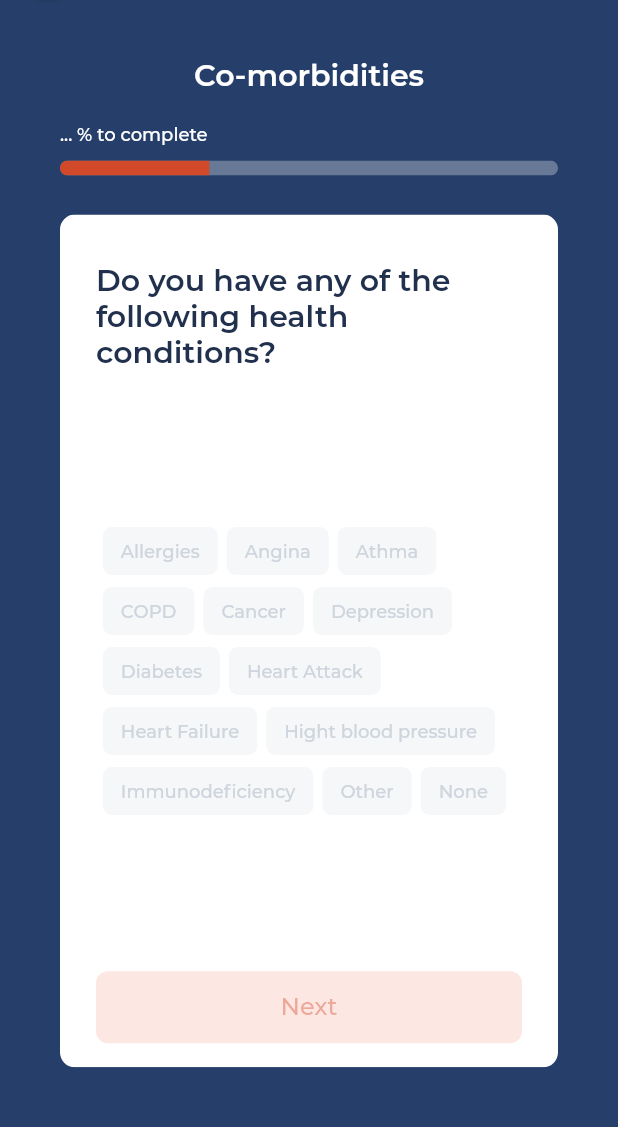
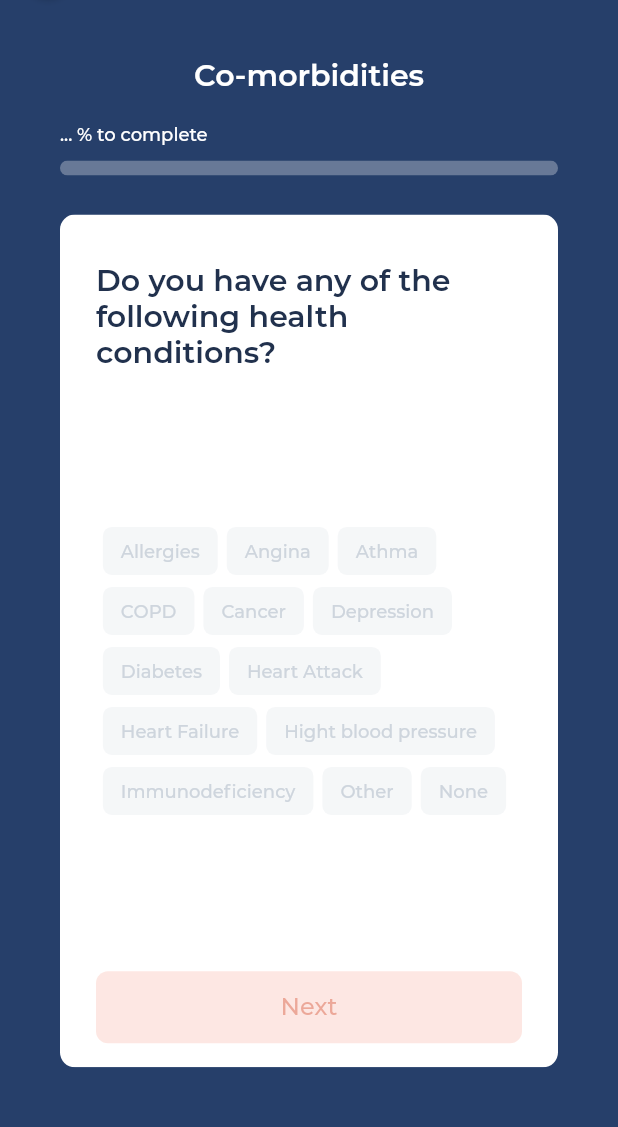
Before and after one commit to Sense2safeguard/iCovid, a Flutter app: the QuizScreen screen opened by its route, on a phone screen of 412 x 824 dp, the part 78-1205 px from its top. Run offline on Flutter 3.47's test engine with Material 2 defaults, Android fonts, the phone set to English and light mode, and no system bars; project files that could hold a hidden picture were left out.

Commit message:
done (#15)
Co-authored-by: Mauro Di Bert <maudb@pop-os.localdomain>

```diff
--- /dev/null
+++ b/lib/core/helpers/check_progress_helper.dart
@@ -0,0 +1,18 @@
+import 'package:iCovid/ui/screens/quiz_screen/quiz_viewmodel.dart';
+
+double checkProgress(QuizViewmodel model) {
+  List<String> questionsIds = [];
+
+  model.questions.questionsMap.forEach((key, value) {
+    questionsIds.add(key);
+  });
+
+  int actualIndex = questionsIds.indexOf(model.currentQuestion.id);
+
+  var a = questionsIds.length;
+  var b = 1;
+  var c = actualIndex;
+  double d = (c * b) / a;
+
+  return d;
+}
--- a/lib/core/services/db_service_mocked.dart
+++ b/lib/core/services/db_service_mocked.dart
@@ -279,7 +279,7 @@ class DBServiceMocked implements DBService {
         "id": "21",
         "text": "How many times last week?",
         "hasOther": "false",
-        "category": "Demographics",
+        "category": "Social Distancing",
         "widgetType": "DialSelection",
         "options": {
           "1": {"id": "1", "text": "Times", "next": "22"},
@@ -301,7 +301,7 @@ class DBServiceMocked implements DBService {
         "id": "23",
         "text": "How many times last week?",
         "hasOther": "false",
-        "category": "Demographics",
+        "category": "Social Distancing",
         "widgetType": "DialSelection",
         "options": {
           "1": {"id": "1", "text": "Times", "next": "24"},
@@ -323,7 +323,7 @@ class DBServiceMocked implements DBService {
         "id": "25",
         "text": "How many times last week?",
         "hasOther": "false",
-        "category": "Demographics",
+        "category": "Social Distancing",
         "widgetType": "DialSelection",
         "options": {
           "1": {"id": "1", "text": "Times", "next": "24"},
@@ -345,7 +345,7 @@ class DBServiceMocked implements DBService {
         "id": "27",
         "text": "How many times last week?",
         "hasOther": "false",
-        "category": "Demographics",
+        "category": "Social Distancing",
         "widgetType": "DialSelection",
         "options": {
           "1": {"id": "1", "text": "Times", "next": "28"},
@@ -367,7 +367,7 @@ class DBServiceMocked implements DBService {
         "id": "29",
         "text": "How many times last week?",
         "hasOther": "false",
-        "category": "Demographics",
+        "category": "Social Distancing",
         "widgetType": "DialSelection",
         "options": {
           "1": {"id": "1", "text": "Times", "next": "30"},
@@ -389,7 +389,7 @@ class DBServiceMocked implements DBService {
         "id": "29",
         "text": "How many times last week?",
         "hasOther": "false",
-        "category": "Demographics",
+        "category": "Social Distancing",
         "widgetType": "DialSelection",
         "options": {
           "1": {"id": "1", "text": "Times", "next": "32"},
@@ -399,7 +399,7 @@ class DBServiceMocked implements DBService {
         "id": "32",
         "text": "Are you religious?",
         "hasOther": "true",
-        "category": "Co-morbidities",
+        "category": "Social Distancing",
         "widgetType": "MultiplePillSelection",
         "options": {
           "1": {"id": "1", "text": "Buddhism", "next": "33"},
@@ -427,7 +427,7 @@ class DBServiceMocked implements DBService {
         "id": "34",
         "text": "How many times last week?",
         "hasOther": "false",
-        "category": "Demographics",
+        "category": "Social Distancing",
         "widgetType": "DialSelection",
         "options": {
           "1": {"id": "1", "text": "Times", "next": "35"},
@@ -449,7 +449,7 @@ class DBServiceMocked implements DBService {
         "id": "36",
         "text": "How many times last week?",
         "hasOther": "false",
-        "category": "Demographics",
+        "category": "Social Distancing",
         "widgetType": "DialSelection",
         "options": {
           "1": {"id": "1", "text": "Times", "next": "37"},
@@ -471,7 +471,7 @@ class DBServiceMocked implements DBService {
         "id": "38",
         "text": "How many times last week?",
         "hasOther": "false",
-        "category": "Demographics",
+        "category": "Social Distancing",
         "widgetType": "DialSelection",
         "options": {
           "1": {"id": "1", "text": "Times", "next": "39"},
@@ -492,7 +492,7 @@ class DBServiceMocked implements DBService {
         "id": "40",
         "text": "How many weeks last week?",
         "hasOther": "false",
-        "category": "Demographics",
+        "category": "Social Distancing",
         "widgetType": "DialSelection",
         "options": {
           "1": {"id": "1", "text": "Times", "next": "41"},
--- a/lib/ui/screens/quiz_screen/quiz_screen.dart
+++ b/lib/ui/screens/quiz_screen/quiz_screen.dart
@@ -1,4 +1,5 @@
 import 'package:flutter/material.dart';
+import 'package:iCovid/core/helpers/check_progress_helper.dart';
 
 import 'package:provider/provider.dart';
 
@@ -12,35 +13,32 @@ class QuizScreen extends StatelessWidget {
   @override
   Widget build(BuildContext context) {
     Size size = MediaQuery.of(context).size;
-    Question currentQuestion =
-        Provider.of<QuizViewmodel>(context, listen: false).currentQuestion;
+    QuizViewmodel model = Provider.of<QuizViewmodel>(context);
 
     print('Quiz Screen painted');
 
     return SafeArea(
       child: Scaffold(
         backgroundColor: kBlue,
-        // TODO: This ListView helps when the keyboard appears
-        // Maybe there's a better solution. Create a Dialog for the Other field?
         body: ListView(
           children: [
             ICAppBar(
-              question: currentQuestion,
+              question: model.currentQuestion,
             ),
             SizedBox(height: 34),
-            buildBody(size, currentQuestion)
+            buildBody(size, model.currentQuestion, model)
           ],
         ),
       ),
     );
   }
 
-  Padding buildBody(Size size, Question question) {
+  Padding buildBody(Size size, Question question, QuizViewmodel model) {
     return Padding(
       padding: const EdgeInsets.symmetric(horizontal: 40),
       child: Column(
         children: [
-          buildTitleArea(question.category),
+          buildTitleArea(question.category, model),
           SizedBox(height: 26),
           ICQuestion(size: size)
         ],
@@ -48,7 +46,7 @@ class QuizScreen extends StatelessWidget {
     );
   }
 
-  Column buildTitleArea(String category) {
+  Column buildTitleArea(String category, QuizViewmodel model) {
     return Column(
       children: [
         Text(
@@ -65,7 +63,7 @@ class QuizScreen extends StatelessWidget {
           borderRadius: BorderRadius.all(Radius.circular(6)),
           child: LinearProgressIndicator(
             minHeight: 10,
-            value: 0.3,
+            value: checkProgress(model),
             backgroundColor: Colors.white.withOpacity(0.3),
             valueColor: AlwaysStoppedAnimation<Color>(kAccent),
           ),
--- a/lib/ui/shared/ic_app_bar.dart
+++ b/lib/ui/shared/ic_app_bar.dart
@@ -12,7 +12,6 @@ class ICAppBar extends StatelessWidget {
     String _accentTitle = "i";
     String _lightBlueTitle = "COVID";
 
-    // TODO: better dartpad
     if (question != null && question.category != null) {
       switch (question.category) {
         case "Demographics":
@@ -22,6 +21,18 @@ class ICAppBar extends StatelessWidget {
         case "Co-morbidities":
           _accentTitle = "iC";
           _lightBlueTitle = "OVID";
+          break;
+        case "Viral":
+          _accentTitle = "iCOV";
+          _lightBlueTitle = "ID";
+          break;
+        case "International":
+          _accentTitle = "iCOVI";
+          _lightBlueTitle = "D";
+          break;
+        case "Social Distancing":
+          _accentTitle = "iCOVID";
+          _lightBlueTitle = "";
           break;
         default:
       }
```
